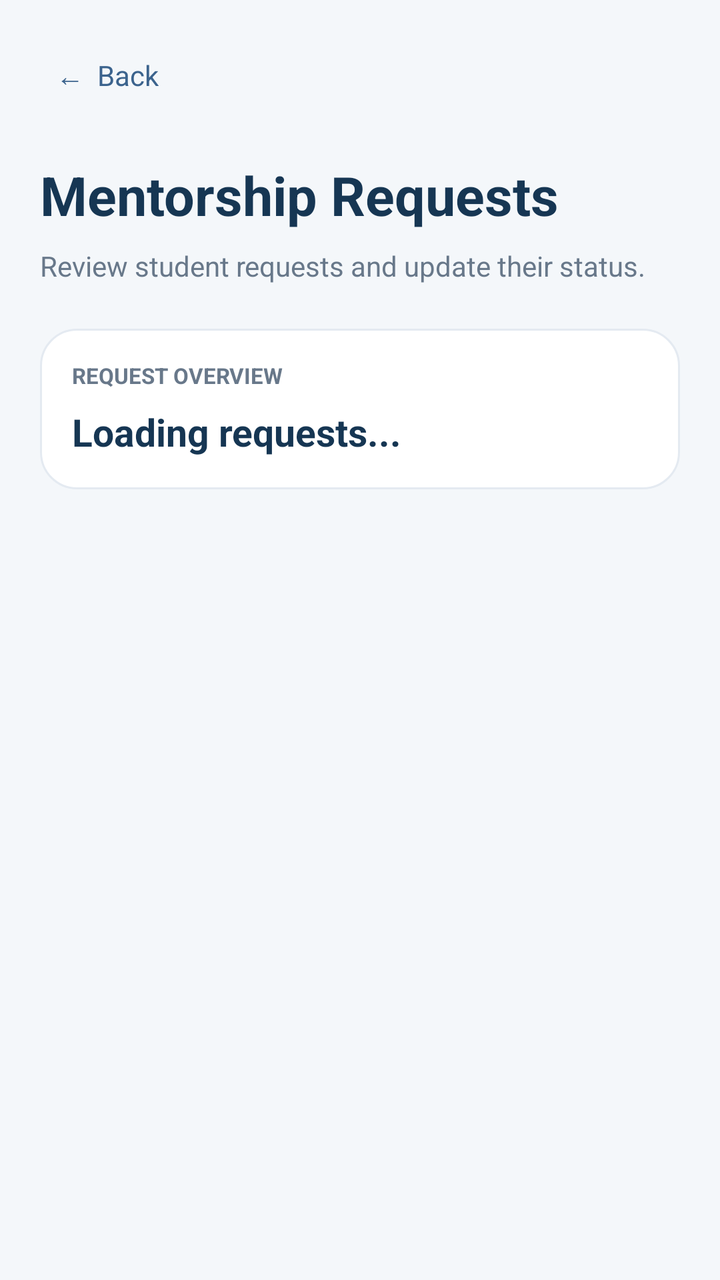
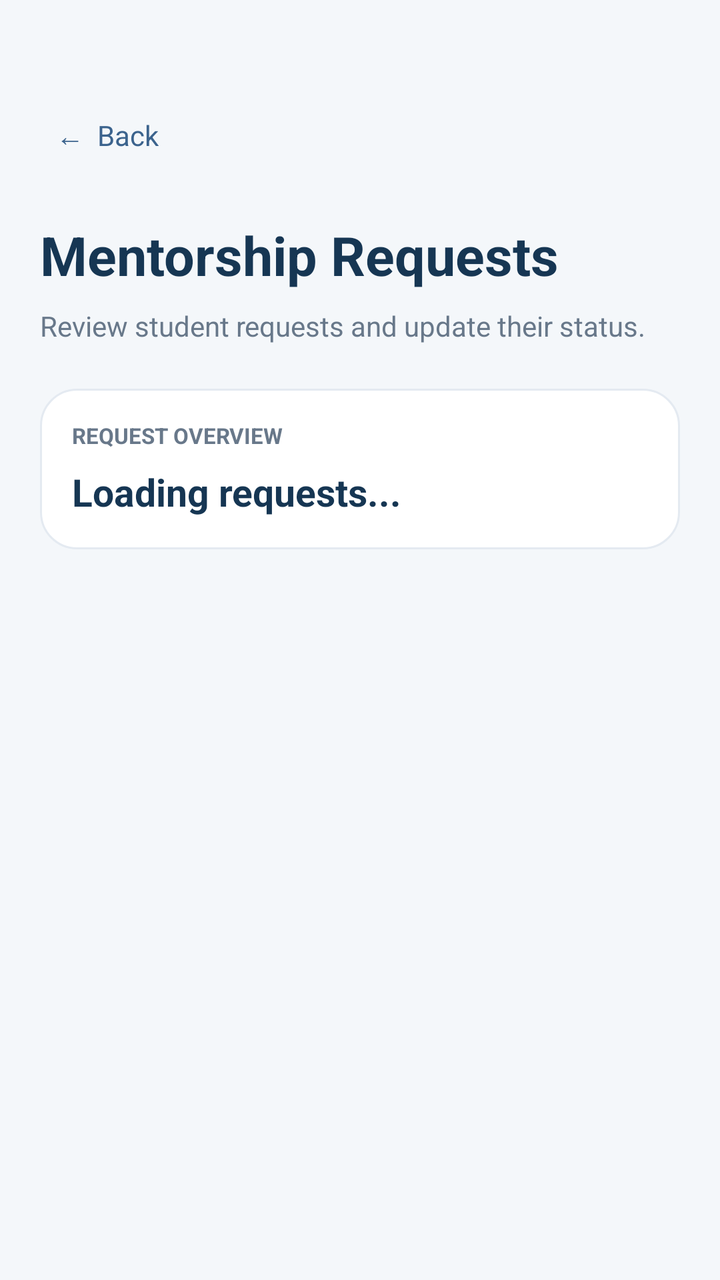

Two renders of the same Android screen: before a commit and after it. Below are the layout's source before the change and the commit's diff.
<!-- AndroidManifest.xml: application theme Theme.InternHub -->
<!-- res/layout/activity_admin_mentorship_requests.xml -->
<?xml version="1.0" encoding="utf-8"?>
<ScrollView xmlns:android="http://schemas.android.com/apk/res/android"
    android:layout_width="match_parent"
    android:layout_height="match_parent"
    android:background="#F4F7FA"
    android:fillViewport="true">

    <LinearLayout
        android:layout_width="match_parent"
        android:layout_height="wrap_content"
        android:orientation="vertical"
        android:padding="20dp">

        
        <TextView
            android:id="@+id/btnRequestsBack"
            android:layout_width="wrap_content"
            android:layout_height="wrap_content"
            android:padding="8dp"
            android:text="←  Back"
            android:textColor="#3B638D"
            android:textSize="14sp"
            android:clickable="true"
            android:focusable="true" />

        
        <TextView
            android:layout_width="match_parent"
            android:layout_height="wrap_content"
            android:layout_marginTop="24dp"
            android:text="Mentorship Requests"
            android:textColor="#163653"
            android:textSize="27sp"
            android:textStyle="bold" />

        <TextView
            android:layout_width="match_parent"
            android:layout_height="wrap_content"
            android:layout_marginTop="8dp"
            android:text="Review student requests and update their status."
            android:textColor="#68788A"
            android:textSize="14sp" />

        
        <LinearLayout
            android:layout_width="match_parent"
            android:layout_height="wrap_content"
            android:layout_marginTop="22dp"
            android:background="@drawable/bg_card"
            android:orientation="vertical"
            android:padding="16dp">

            <TextView
                android:layout_width="match_parent"
                android:layout_height="wrap_content"
                android:text="REQUEST OVERVIEW"
                android:textColor="#68788A"
                android:textSize="11sp"
                android:textStyle="bold" />

            <TextView
                android:id="@+id/tvRequestCount"
                android:layout_width="match_parent"
                android:layout_height="wrap_content"
                android:layout_marginTop="8dp"
                android:text="Loading requests..."
                android:textColor="#163653"
                android:textSize="19sp"
                android:textStyle="bold" />

        </LinearLayout>

        
        <LinearLayout
            android:id="@+id/layoutMentorshipRequests"
            android:layout_width="match_parent"
            android:layout_height="wrap_content"
            android:layout_marginTop="18dp"
            android:orientation="vertical" />

        <TextView
            android:id="@+id/tvRequestsMessage"
            android:layout_width="match_parent"
            android:layout_height="wrap_content"
            android:layout_marginTop="16dp"
            android:layout_marginBottom="24dp"
            android:gravity="center"
            android:textColor="#68788A"
            android:textSize="14sp"
            android:visibility="gone" />
    </LinearLayout>
</ScrollView>
<!-- resources referenced by this layout -->
<resources>
  <!-- drawable bg_card (drawable) -->
  <?xml version="1.0" encoding="utf-8"?>
  <shape xmlns:android="http://schemas.android.com/apk/res/android">
      <solid android:color="#FFFFFF" />
      <corners android:radius="18dp" />
      <stroke
          android:width="1dp"
          android:color="#E4EAF1" />
  </shape>
  <style name="Theme.InternHub" parent="Base.Theme.InternHub" />
  <style name="Base.Theme.InternHub" parent="Theme.Material3.DayNight.NoActionBar">
          
          
      </style>
</resources>

<!-- the commit's change to res/layout/activity_admin_mentorship_requests.xml (unified diff, before → after) -->
@@ -13,6 +13,7 @@
 
         
         <TextView
+            android:layout_marginTop="30dp"
             android:id="@+id/btnRequestsBack"
             android:layout_width="wrap_content"
             android:layout_height="wrap_content"
